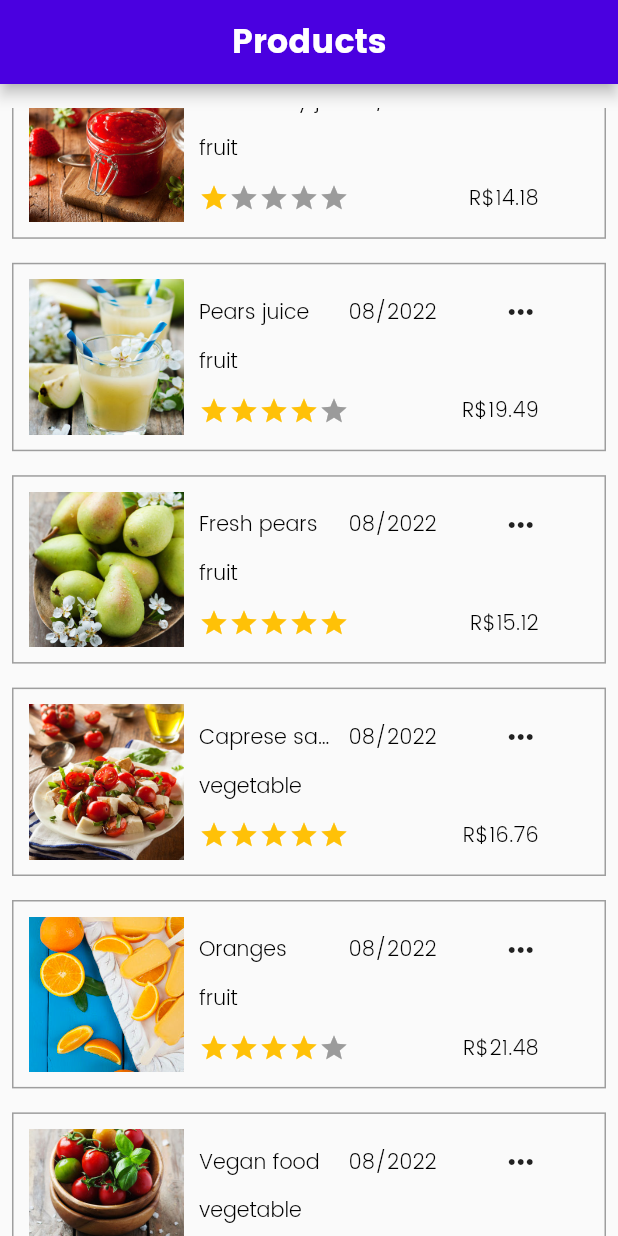
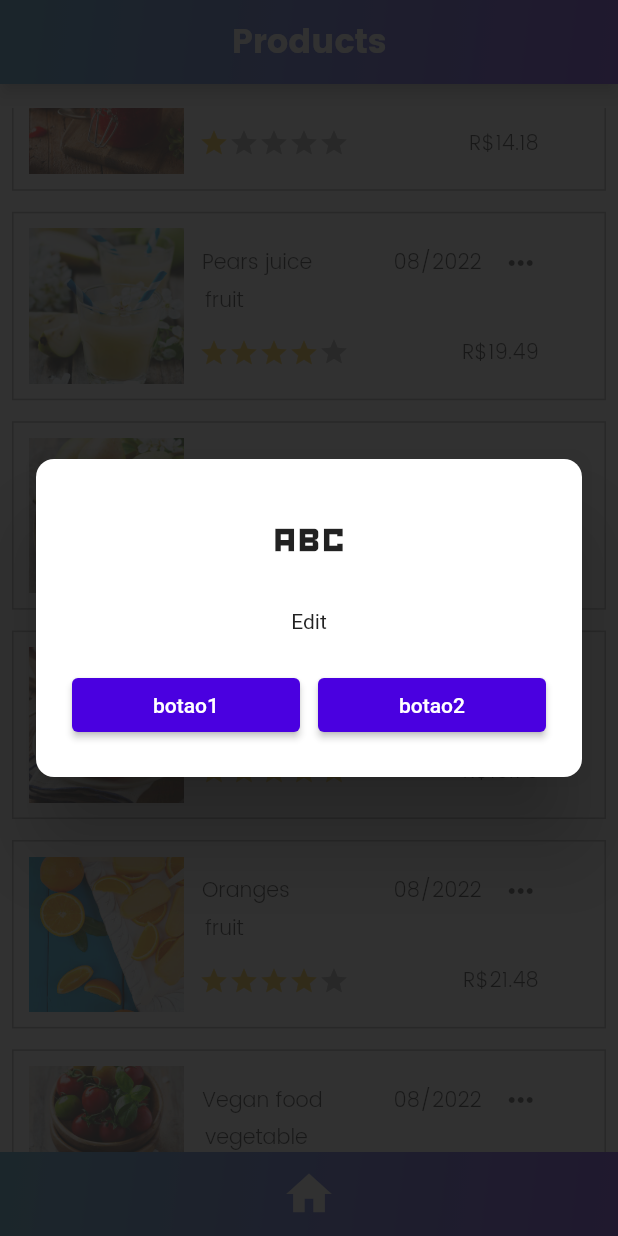
Before and after one commit to italoguasti/product_list_flutter_app_getx, a Flutter app: the screen it shows after launch, scrolled down 2304 dp, after a tap on the "keyboard control" icon, on a phone screen of 412 x 824 dp. Run offline on Flutter 3.47's test engine with Material 2 defaults, Android fonts, the light colour scheme and no system bars; drawn by our look-alikes of flutter_rating_bar; our stand-ins replace firebase_core, flutter_svg, get; accounts and stored records are empty; network calls fail.

Commit message:
add Dialog and buttons

```diff
--- a/lib/main.dart
+++ b/lib/main.dart
@@ -25,7 +25,7 @@ class MyApp extends StatelessWidget {
         theme: tema.copyWith(
           colorScheme: tema.colorScheme.copyWith(
             primary: const Color(0xFF4a00e0),
-            secondary: Colors.pink[300],
+            secondary: const Color(0xff4158bbf),
           ),
           appBarTheme: const AppBarTheme(
             titleTextStyle: TextStyle(
--- a/lib/pages/home_page.dart
+++ b/lib/pages/home_page.dart
@@ -1,7 +1,9 @@
 import 'package:flutter/material.dart';
 
 import 'package:flutter_rating_bar/flutter_rating_bar.dart';
+import 'package:get/get.dart';
 import 'package:getx_lesson_one/controllers/home_controller.dart';
+import 'package:getx_lesson_one/widgets/dialog_widget.dart';
 
 class HomePage extends StatefulWidget {
   const HomePage({Key? key}) : super(key: key);
@@ -19,14 +21,44 @@ class _HomePageState extends State<HomePage> {
     super.initState();
   }
 
+  colorGradientDecoration() {
+    return BoxDecoration(
+      gradient: LinearGradient(
+          begin: Alignment.topLeft,
+          end: Alignment.bottomRight,
+          colors: <Color>[
+            Theme.of(context).colorScheme.secondary,
+            Theme.of(context).colorScheme.primary,
+          ]),
+    );
+  }
+
   @override
   Widget build(BuildContext context) {
     return Scaffold(
       appBar: AppBar(
+        centerTitle: true,
         title: const Text(
           'Products',
         ),
-        centerTitle: true,
+        flexibleSpace: Container(
+          decoration: colorGradientDecoration(),
+        ),
+      ),
+      bottomNavigationBar: Container(
+        decoration: colorGradientDecoration(),
+        height: 56.0,
+        child: InkWell(
+          onTap: () {},
+          child: Padding(
+            padding: const EdgeInsets.only(top: 10.0),
+            child: Column(
+              children: const <Widget>[
+                Icon(Icons.home, color: Colors.white, size: 36.0),
+              ],
+            ),
+          ),
+        ),
       ),
       body: Padding(
         padding: const EdgeInsets.only(left: 8.0, right: 8.0, top: 16.0),
@@ -39,11 +71,13 @@ class _HomePageState extends State<HomePage> {
               itemBuilder: (BuildContext context, int index) {
                 return Container(
                   decoration: BoxDecoration(
-                    border: Border.all(color: Colors.grey),
+                    border: Border.all(
+                      color: Colors.grey,
+                    ),
                   ),
                   child: Row(
                     mainAxisAlignment: MainAxisAlignment.start,
-                    crossAxisAlignment: CrossAxisAlignment.start,
+                    crossAxisAlignment: CrossAxisAlignment.center,
                     children: [
                       SizedBox(
                         width: MediaQuery.of(context).size.width * .3,
@@ -62,11 +96,12 @@ class _HomePageState extends State<HomePage> {
                           mainAxisAlignment: MainAxisAlignment.start,
                           crossAxisAlignment: CrossAxisAlignment.start,
                           children: [
-                            const SizedBox(height: 20.0),
                             Row(
                               mainAxisAlignment: MainAxisAlignment.spaceBetween,
                               children: [
                                 Expanded(
+                                  child: Container(
+                                    padding: const EdgeInsets.all(2.0),
                                     child: Text(
                                       homeController.products[index].title,
                                       maxLines: 1,
@@ -75,22 +110,37 @@ class _HomePageState extends State<HomePage> {
                                           Theme.of(context).textTheme.bodyText1,
                                     ),
                                   ),
-                                const SizedBox(width: 10.0),
-                                Text(
+                                ),
+                                Container(
+                                  padding: const EdgeInsets.symmetric(
+                                    vertical: 2.0,
+                                    horizontal: 14.0,
+                                  ),
+                                  child: Text(
                                     '08/2022',
-                                  style: Theme.of(context).textTheme.bodyText1,
+                                    style:
+                                        Theme.of(context).textTheme.bodyText1,
                                   ),
-                                const SizedBox(width: 44.0),
+                                ),
                                 GestureDetector(
-                                  onTap: () {},
+                                  onTap: () {
+                                    Get.dialog(
+                                      const DialogWidget(),
+                                      barrierColor: const Color(0xff1B1B1B)
+                                          .withOpacity(0.9),
+                                    );
+                                  },
                                   child: const Icon(Icons.more_horiz_rounded),
                                 ),
                               ],
                             ),
-                            const SizedBox(height: 10.0),
-                            Text(
+                            Container(
+                              padding: const EdgeInsets.symmetric(
+                                  vertical: 2.0, horizontal: 4.0),
+                              child: Text(
                                 homeController.products[index].type,
                                 style: Theme.of(context).textTheme.bodyText1,
+                              ),
                             ),
                             const SizedBox(height: 12.0),
                             Row(
@@ -122,7 +172,7 @@ class _HomePageState extends State<HomePage> {
               },
               separatorBuilder: (BuildContext context, int index) {
                 return const SizedBox(
-                  height: 16.0,
+                  height: 14.0,
                 );
               },
             );
--- a/lib/pages/splash_page.dart
+++ b/lib/pages/splash_page.dart
@@ -25,7 +25,9 @@ class _SplashPageState extends State<SplashPage> {
         child: SvgPicture.network(
           'https://usemobile.com.br/wp-content/uploads/2020/07/logo-horizontal-site-branco.svg',
           width: 120.0,
-          color: Colors.black,
+          color: Theme.of(context).colorScheme.primary,
+
+          // color: Colors.black,
         ),
       ),
     );
--- /dev/null
+++ b/lib/widgets/dialog_widget.dart
@@ -0,0 +1,53 @@
+import 'package:flutter/material.dart';
+
+class DialogWidget extends StatelessWidget {
+  const DialogWidget({Key? key}) : super(key: key);
+
+  @override
+  Widget build(BuildContext context) {
+    return Dialog(
+      insetPadding: const EdgeInsets.all(24),
+      backgroundColor: Colors.transparent,
+      child: Container(
+        padding: const EdgeInsets.all(24),
+        decoration: BoxDecoration(
+          borderRadius: BorderRadius.circular(12),
+          color: Colors.white,
+        ),
+        child: Column(
+          mainAxisSize: MainAxisSize.min,
+          children: [
+            const Icon(
+              Icons.abc_sharp,
+              size: 60,
+            ),
+            const SizedBox(height: 16),
+            const Text(
+              'Edit',
+              textAlign: TextAlign.center,
+              // style: AppTextTheme.title,
+            ),
+            const SizedBox(height: 24),
+            Row(
+              children: [
+                Expanded(
+                  child: ElevatedButton(
+                    child: const Text('botao1'),
+                    onPressed: () => Navigator.pop(context),
+                  ),
+                ),
+                const SizedBox(width: 12),
+                Expanded(
+                  child: ElevatedButton(
+                    child: const Text('botao2'),
+                    onPressed: () => Navigator.pop(context),
+                  ),
+                ),
+              ],
+            ),
+          ],
+        ),
+      ),
+    );
+  }
+}
```
Lines whose indentation alone changed are shown as unchanged.
